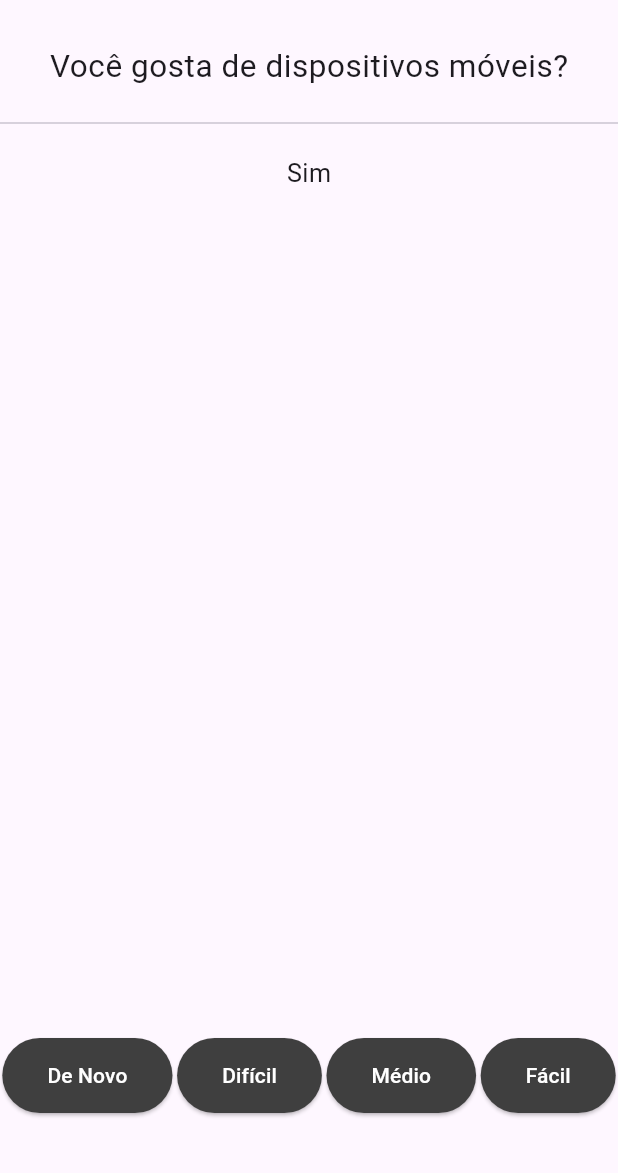
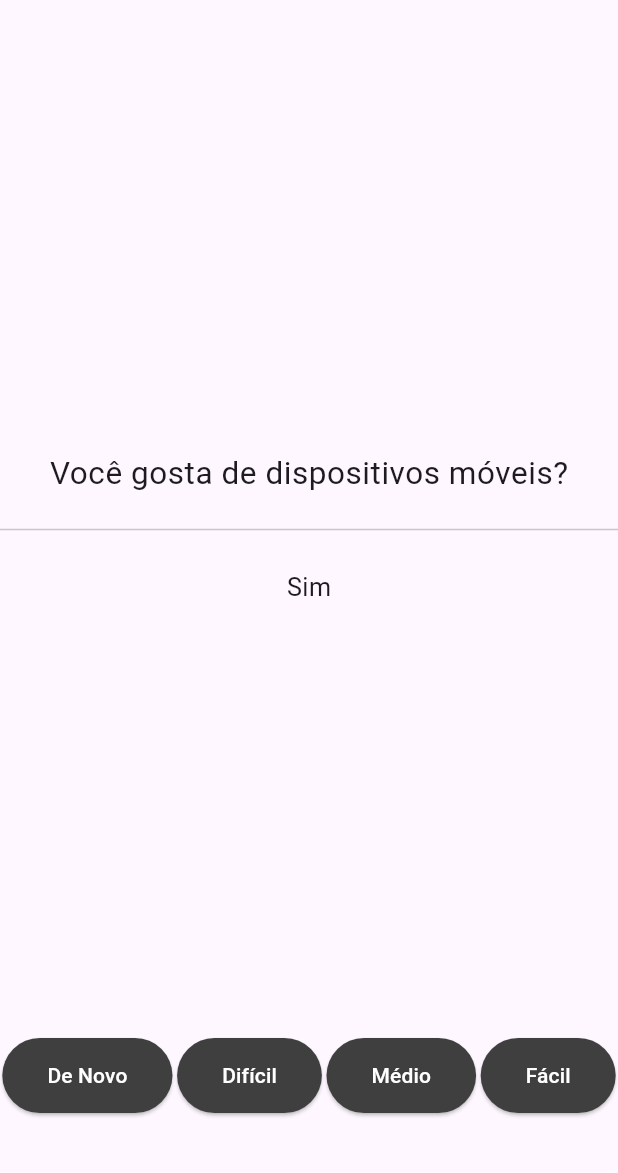
Before and after one commit to caioMugge/Wonkie, a Flutter app: the screen it shows after launch, on a phone screen of 412 x 824 dp, the part 63-1236 px from its top. Run offline on Flutter 3.47's test engine with Material 3 defaults, Android fonts, the phone set to English and light mode, and no system bars.

Commit message:
layout pronto

```diff
--- a/wonkie/lib/main.dart
+++ b/wonkie/lib/main.dart
@@ -24,23 +24,32 @@ class Wonkie extends StatelessWidget {
         body: Center(
           child: Column(
             children: [
+            Expanded(
+              child: Center(
+                child: Column(
+                  mainAxisSize: MainAxisSize.min,
+                  children: [
                     Padding(
-              padding: EdgeInsets.all(20.0),
+                      padding: const EdgeInsets.all(20.0),
                         child: Transform.scale(
                           scale: 1.5,
                           child: Text(perguntas[0]),
                         ),
                       ),
-            // Text(perguntas[0]),
                     Divider(),
                     Padding(
-              padding: EdgeInsets.all(15.0),
+                      padding: EdgeInsets.all(20.0),
                       child: Transform.scale(
                         scale: 1.2,
                         child: Text("Sim"),
                       ),
                     ),
-            Spacer(),
+                  ],
+                ),
+              ),
+            ),
+
+
             Padding(
               padding: EdgeInsets.only(bottom: 40.0),
               child: Row(
```
Lines whose indentation alone changed are shown as unchanged.
